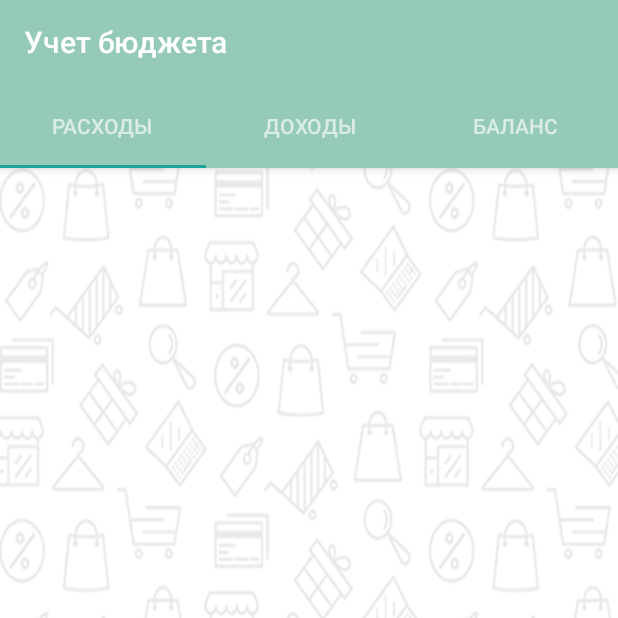
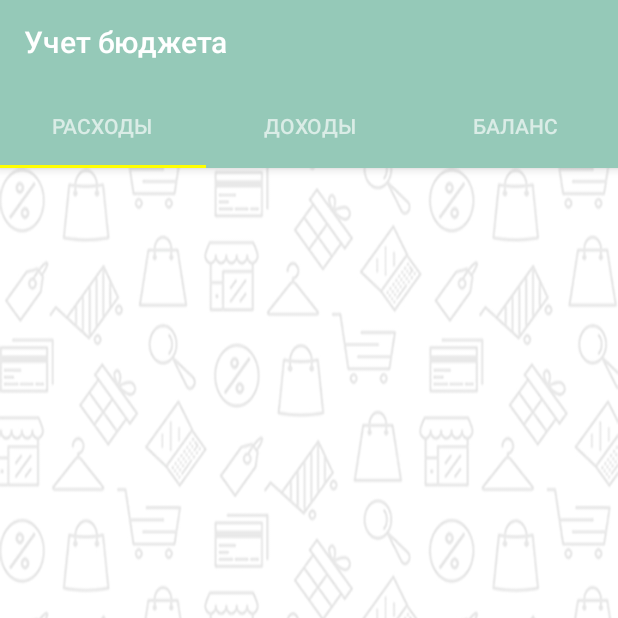
Before and after one commit to miralas/MoneyTracker, an Android app: the screen it shows after launch (MainActivity), on a phone screen of 412 x 824 dp, the top half of it. Run offline under Robolectric (Android 15) with nearby library versions, the phone set to English and light mode, and no system bars.

Commit message:
Change tabIndicator color

```diff
--- a/app/src/main/res/layout/activity_main.xml
+++ b/app/src/main/res/layout/activity_main.xml
@@ -24,6 +24,7 @@
             android:layout_width="match_parent"
             android:layout_height="?android:attr/actionBarSize"
             android:background="@color/colorPrimary"
+            app:tabIndicatorColor="@color/tabIndicator"
             app:tabTextAppearance="@style/AppTabTextAppearance" />
 
     </android.support.design.widget.AppBarLayout>
```
